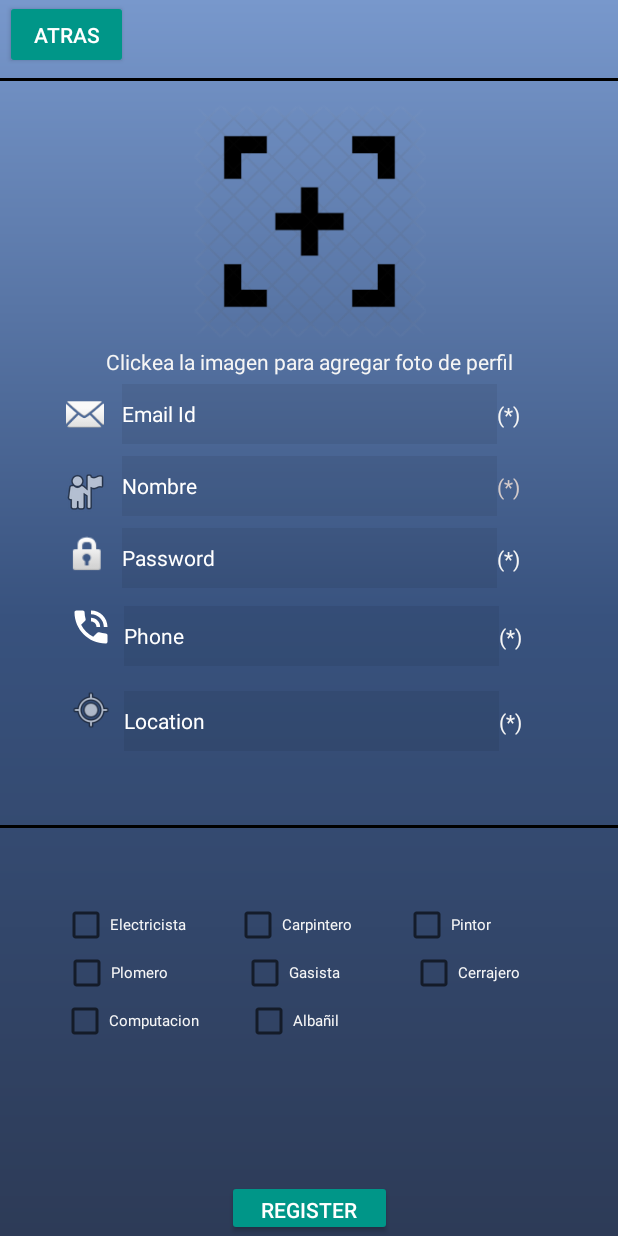
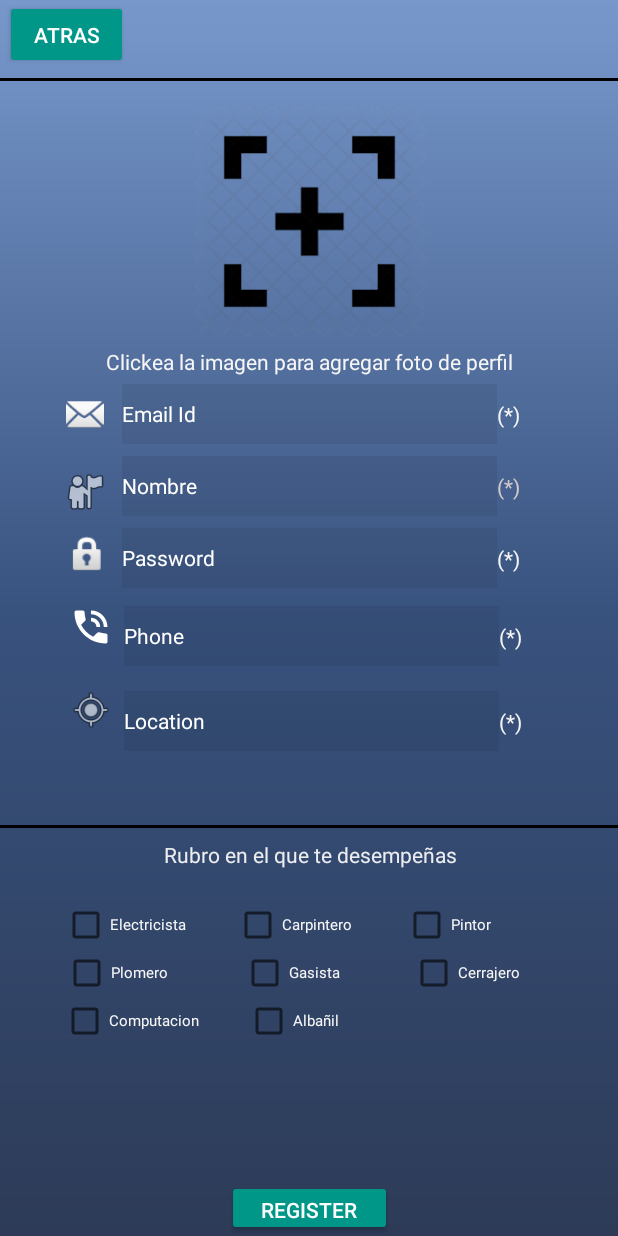
Before and after one commit to GaezOrt/SolveIt, an Android app: the SignUp screen opened directly, with no data from a screen before it, on a phone screen of 412 x 824 dp. Run offline under Robolectric (Android 15) with nearby library versions, the phone set to English and light mode, and no system bars.

Commit message:
Can't repeat same email

```diff
--- a/app/src/main/java/gunner/gunner/LogInService.java
+++ b/app/src/main/java/gunner/gunner/LogInService.java
@@ -2,15 +2,18 @@ package gunner.gunner;
 
 import android.app.IntentService;
 import android.content.ComponentName;
+import android.content.DialogInterface;
 import android.content.Intent;
+import android.support.v7.app.AlertDialog;
 import android.util.Log;
 
 public class LogInService extends IntentService {
     LogIn login= new LogIn();
-    static String username;
+    static String email;
     static String password;
     static boolean logIn;
     static int estado;
+
     public LogInService() {
         super("Log in service");
     }
@@ -26,6 +29,7 @@ public class LogInService extends IntentService {
         if(!logIn){
             startActivity(new Intent(LogInService.this, LogIn.class));
         }
+
     }
 
 }
--- a/app/src/main/java/gunner/gunner/SignUpService.java
+++ b/app/src/main/java/gunner/gunner/SignUpService.java
@@ -1,7 +1,9 @@
 package gunner.gunner;
 
 import android.app.IntentService;
+import android.content.DialogInterface;
 import android.content.Intent;
+import android.support.v7.app.AlertDialog;
 
 public class SignUpService extends IntentService {
 
@@ -15,6 +17,7 @@ public class SignUpService extends IntentService {
     static int estado;
     SignUp signUp= new SignUp();
     static boolean imagenUsada=false;
+    static boolean cuentaYaUtilizada;
 
     public SignUpService() {
         super("Log in service");
@@ -25,6 +28,9 @@ public class SignUpService extends IntentService {
 
 
         signUp.signUp();
+        if(cuentaYaUtilizada){
+            startActivity(new Intent(SignUpService.this, SignUp.class));
+        }
         if(datosOk){
             startActivity(new Intent(SignUpService.this, SignUp.class));
         }else{
--- a/app/src/main/res/layout/activity_main.xml
+++ b/app/src/main/res/layout/activity_main.xml
@@ -248,7 +248,7 @@
         android:visibility="visible"
         app:layout_constraintEnd_toStartOf="@+id/logIn"
         app:layout_constraintTop_toTopOf="@+id/imageView5"
-        app:srcCompat="@drawable/descarga"
+        app:srcCompat="@drawable/usuariorandom"
         tools:srcCompat="@tools:sample/avatars" />
 
     <TextView
--- a/app/src/main/res/layout/login.xml
+++ b/app/src/main/res/layout/login.xml
@@ -41,8 +41,10 @@
         android:layout_marginTop="290dp"
         android:background="#11000000"
         android:ems="10"
-        android:hint="Username"
+        android:hint="@string/email"
         android:inputType="textPersonName"
+        android:textColor="#FFFFFF"
+        android:textColorHint="#FFFFFF"
         android:textSize="16dp"
         app:layout_constraintBottom_toTopOf="@+id/editText2"
         app:layout_constraintEnd_toEndOf="parent"
@@ -61,6 +63,8 @@
         android:ems="10"
         android:hint="Password"
         android:inputType="textPassword"
+        android:textColor="#FFFFFF"
+        android:textColorHint="#FFFFFF"
         app:layout_constraintBottom_toTopOf="@+id/button7"
         app:layout_constraintEnd_toEndOf="parent"
         app:layout_constraintStart_toStartOf="parent"
--- a/app/src/main/res/layout/register.xml
+++ b/app/src/main/res/layout/register.xml
@@ -252,7 +252,6 @@
         android:background="#11000000"
         android:ems="10"
         android:hint="Password"
-        android:inputType="textPassword"
         android:textColor="@color/white"
         android:textColorHint="@color/white"
         android:textSize="14dp"
@@ -448,4 +447,16 @@
         app:layout_constraintBottom_toTopOf="@+id/carpintero"
         app:layout_constraintStart_toStartOf="parent"
         app:layout_constraintTop_toBottomOf="@+id/location" />
+
+    <TextView
+        android:id="@+id/textView19"
+        android:layout_width="wrap_content"
+        android:layout_height="wrap_content"
+        android:layout_marginTop="8dp"
+        android:text="Rubro en el que te desempeñas"
+        android:textColor="#F2F7F7F7"
+        app:layout_constraintEnd_toEndOf="parent"
+        app:layout_constraintHorizontal_bias="0.505"
+        app:layout_constraintStart_toStartOf="parent"
+        app:layout_constraintTop_toBottomOf="@+id/view2" />
 </android.support.constraint.ConstraintLayout>
```
Also changed, not shown: app/src/main/java/gunner/gunner/LogIn.java (+6 -8 lines), app/src/main/java/gunner/gunner/SignUp.java (+89 -3 lines), app/src/main/res/drawable-mdpi-v4/descarga.png (deleted), app/src/main/res/drawable-mdpi-v4/usuariorandom.jpg (renamed from app/src/main/res/drawable-mdpi-v4/descarga.jpg).
